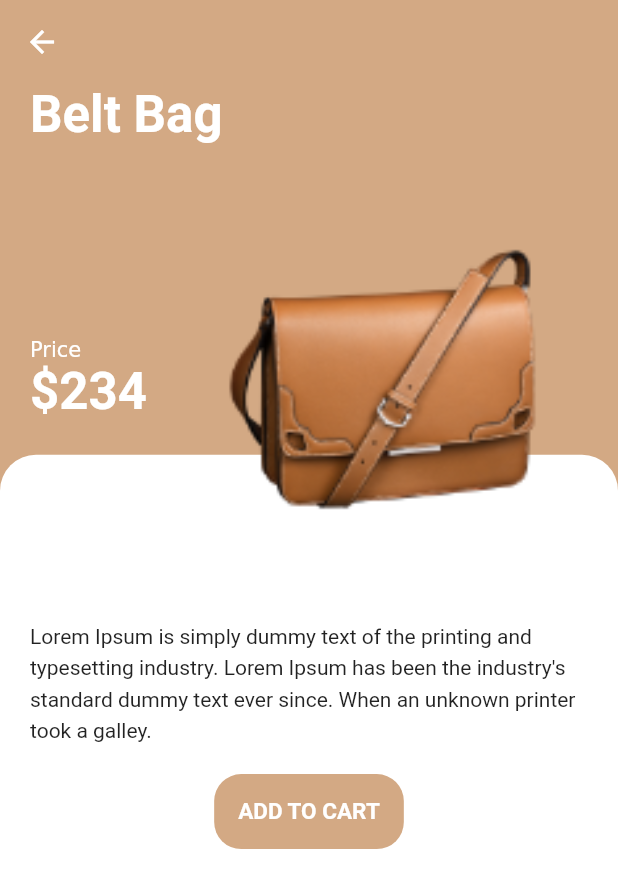
After one commit to erdemgonul/ecommerce-chain, a Flutter app: the HomePage screen opened directly, after a tap on "Belt Bag", on a phone screen of 412 x 824 dp. The commit adds this screen. Shown: the top 888 px of the screen. Run offline on Flutter 3.47's test engine with Material 2 defaults, Android fonts, the phone set to English and light mode, and no system bars; our stand-ins replace flutter_secure_storage, shared_preferences; accounts and stored records are empty.

Commit message:
productPage and homepage displaying products added

```diff
--- a/ecommerce_flutter/lib/home.dart
+++ b/ecommerce_flutter/lib/home.dart
@@ -1,5 +1,8 @@
 import 'dart:convert';
+import 'package:ecommerce_flutter/model/product.dart';
+import 'package:ecommerce_flutter/productCard.dart';
 import 'package:ecommerce_flutter/profile.dart';
+import 'package:ecommerce_flutter/screens/ProductPageScreen/productPage.dart';
 import 'package:flutter/cupertino.dart';
 import 'package:flutter/material.dart';
 import 'package:http/http.dart' as http;
@@ -8,15 +11,12 @@ import 'cartPage.dart';
 import 'login.dart';
 
 class HomePage extends StatelessWidget {
-  HomePage(this.jwt, this.payload);
+  HomePage();
 
-  factory HomePage.fromBase64(String jwt) => HomePage(
-      jwt,
-      json.decode(
-          ascii.decode(base64.decode(base64.normalize(jwt.split(".")[1])))));
 
-  final String jwt;
-  final Map<String, dynamic> payload;
+
+   String jwt;
+   Map<String, dynamic> payload;
 
   @override
   Widget build(BuildContext context) => Scaffold(
@@ -38,32 +38,34 @@ class HomePage extends StatelessWidget {
                         builder: (context) => ProfilePage(jwt, payload)));
               })
         ]),
-        body: Center(
-          child: FutureBuilder(
-              future:
-                  http.read('$SERVER_IP/data', headers: {"Authorization": jwt}),
-              builder: (context, snapshot) => snapshot.hasData
-                  ? Column(
-                      children: <Widget>[
-                        Text("${payload['username']}, here's the data:"),
-                        Text(snapshot.data,
-                            style: Theme.of(context).textTheme.display1)
-                      ],
-                    )
-                  : snapshot.hasError
-                      ? ElevatedButton(
-                          style: ButtonStyle(
-                              backgroundColor: MaterialStateProperty.all<Color>(
-                                  Colors.blue)),
-                          onPressed: () async {
-                            storage.deleteAll();
-                            Navigator.push(
-                                context,
-                                MaterialPageRoute(
-                                    builder: (context) => LoginPage()));
-                          },
-                          child: Text("Çıkış Yap"))
-                      : CircularProgressIndicator()),
-        ),
+        body:
+       Column(
+        crossAxisAlignment: CrossAxisAlignment.start,
+        children: <Widget>[
+          Expanded(
+            child: Padding(
+              padding: const EdgeInsets.symmetric(horizontal: 20),
+              child: GridView.builder(
+                  itemCount: products.length,
+                  gridDelegate: SliverGridDelegateWithFixedCrossAxisCount(
+                    crossAxisCount: 2,
+                    mainAxisSpacing: 20,
+                    crossAxisSpacing: 20,
+                    childAspectRatio: 0.75,
+                  ),
+                  itemBuilder: (context, index) => ProductCard(
+                    product: products[index],
+                    press: () => Navigator.push(
+                        context,
+                        MaterialPageRoute(
+                          builder: (context) => DetailsScreen(
+                            product: products[index],
+                          ),
+                        )),
+                  )),
+            ),
+          ),
+    ]
+       )
       );
 }
--- a/ecommerce_flutter/lib/login.dart
+++ b/ecommerce_flutter/lib/login.dart
@@ -137,12 +137,12 @@ class _LoginPageState extends State<LoginPage> {
           Map<String, dynamic> responseJson = json.decode(jwt);
           print(responseJson['jwt']);
           print(responseJson);
-          if(jwt != null) {
+          if(jwt != null && responseJson['error'] ==null) {
             storage.write(key: "jwt", value: jwt);
             Navigator.push(
                 context,
                 MaterialPageRoute(
-                    builder: (context) => HomePage.fromBase64(jwt)
+                    builder: (context) => HomePage()
                 )
             );
           } else {
--- a/ecommerce_flutter/lib/main.dart
+++ b/ecommerce_flutter/lib/main.dart
@@ -48,7 +48,7 @@ class MyApp extends StatelessWidget {
                               jwt[1]))));
                       if (DateTime.fromMillisecondsSinceEpoch(
                           payload["exp"] * 1000).isAfter(DateTime.now())) {
-                        return HomePage(str, payload);
+                        return HomePage();
                       } else {
                         return LoginPage();
                       }
--- a/ecommerce_flutter/lib/model/product.dart
+++ b/ecommerce_flutter/lib/model/product.dart
@@ -1,47 +1,71 @@
-import 'dart:convert';
+import 'package:flutter/material.dart';
 
-import 'package:flutter/foundation.dart';
-import 'package:http/http.dart' as http;
+class Product {
+  final String image, title, description;
+  final int price, size, id;
+  final Color color;
+  Product({
+    this.id,
+    this.image,
+    this.title,
+    this.price,
+    this.description,
+    this.size,
+    this.color,
+  });
+}
 
-class Product with ChangeNotifier{
-  final String id;
-  final String title;
-  final String description;
-  final double price;
-  final String imageUrl;
-  bool isFavorite;
+List<Product> products = [
+  Product(
+      id: 1,
+      title: "Office Code",
+      price: 234,
+      size: 12,
+      description: dummyText,
+      image: "assets/images/bag_1.png",
+      color: Color(0xFF3D82AE)),
+  Product(
+      id: 2,
+      title: "Belt Bag",
+      price: 234,
+      size: 8,
+      description: dummyText,
+      image: "assets/images/bag_2.png",
+      color: Color(0xFFD3A984)),
+  Product(
+      id: 3,
+      title: "Hang Top",
+      price: 234,
+      size: 10,
+      description: dummyText,
+      image: "assets/images/bag_3.png",
+      color: Color(0xFF989493)),
+  Product(
+      id: 4,
+      title: "Old Fashion",
+      price: 234,
+      size: 11,
+      description: dummyText,
+      image: "assets/images/bag_4.png",
+      color: Color(0xFFE6B398)),
+  Product(
+      id: 5,
+      title: "Office Code",
+      price: 234,
+      size: 12,
+      description: dummyText,
+      image: "assets/images/bag_5.png",
+      color: Color(0xFFFB7883)),
+  Product(
+    id: 6,
+    title: "Office Code",
+    price: 234,
+    size: 12,
+    description: dummyText,
+    image: "assets/images/bag_6.png",
+    color: Color(0xFFAEAEAE),
+  ),
+];
 
-  Product({
-    @required this.id,
-    @required this.title,
-    @required this.description,
-    @required this.price,
-    @required this.imageUrl,
-    this.isFavorite = false,
-  });
-
-  void _setFavValue(bool newValue) {
-    isFavorite = newValue;
-    notifyListeners();
-  }
-
-  Future<void> toggleFavorite(String token, String userId) async {
-    final oldStatus = isFavorite;
-    isFavorite = !isFavorite;
-    notifyListeners();
-
-    final url = 'https://flutter-shop-app-b3619.firebaseio.com/userFavorite/$userId/$id.json?auth=$token';
-
-    try {
-      final response = await http.put(
-          url,
-          body: json.encode(isFavorite)
-      );
-      if(response.statusCode >= 400) {
-        _setFavValue(oldStatus);
-      }
-    } catch (error) {
-      _setFavValue(oldStatus);
-    }
-  }
-}
+String dummyText =
+    "Lorem Ipsum is simply dummy text of the printing and typesetting industry. Lorem Ipsum has been the industry's standard dummy text ever since. When an unknown printer took a galley.";
--- /dev/null
+++ b/ecommerce_flutter/lib/productCard.dart
@@ -0,0 +1,48 @@
+import 'package:flutter/material.dart';
+import 'model/product.dart';
+
+class ProductCard extends StatelessWidget {
+  final Product product;
+  final Function press;
+  const ProductCard({
+    Key key,
+    this.product,
+    this.press,
+  }) : super(key: key);
+
+  @override
+  Widget build(BuildContext context) {
+    return GestureDetector(
+      onTap: press,
+      child: Column(
+        crossAxisAlignment: CrossAxisAlignment.start,
+        children: <Widget>[
+          Expanded(
+            child: Container(
+              padding: EdgeInsets.all(20.0),
+              decoration: BoxDecoration(
+                color: Colors.white,
+                borderRadius: BorderRadius.circular(16),
+              ),
+              child: Hero(
+                tag: "${product.id}",
+                child: Image.asset(product.image),
+              ),
+            ),
+          ),
+          Padding(
+            padding: const EdgeInsets.symmetric(vertical: 20.0 / 4),
+            child: Text(
+              product.title,
+              style: TextStyle(color: Colors.black87),
+            ),
+          ),
+          Text(
+            "\$${product.price}",
+            style: TextStyle(fontWeight: FontWeight.bold),
+          )
+        ],
+      ),
+    );
+  }
+}
--- /dev/null
+++ b/ecommerce_flutter/lib/screens/ProductPageScreen/productPage.dart
@@ -0,0 +1,31 @@
+import 'package:ecommerce_flutter/screens/ProductPageScreen/productPageBody.dart';
+import 'package:flutter/material.dart';
+
+import '../../model/product.dart';
+
+class DetailsScreen extends StatelessWidget {
+  final Product product;
+
+  const DetailsScreen({Key key, this.product}) : super(key: key);
+  @override
+  Widget build(BuildContext context) {
+    return Scaffold(
+      // each product have a color
+      backgroundColor: product.color,
+      appBar: buildAppBar(context),
+      body: Body(product: product),
+    );
+  }
+
+  AppBar buildAppBar(BuildContext context) {
+    return AppBar(
+      backgroundColor: product.color,
+      elevation: 0,
+      actions: <Widget>[
+
+
+
+      ],
+    );
+  }
+}
--- /dev/null
+++ b/ecommerce_flutter/lib/screens/ProductPageScreen/productPageBody.dart
@@ -0,0 +1,72 @@
+import 'package:ecommerce_flutter/model/product.dart';
+import 'package:ecommerce_flutter/screens/ProductPageScreen/productPageTitle.dart';
+import 'package:flutter/material.dart';
+
+
+class Body extends StatelessWidget {
+  final Product product;
+
+  const Body({Key key, this.product}) : super(key: key);
+  @override
+  Widget build(BuildContext context) {
+    Size size = MediaQuery.of(context).size;
+    return SingleChildScrollView(
+      child: Column(
+        children: <Widget>[
+          SizedBox(
+            height: size.height,
+            child: Stack(
+              children: <Widget>[
+                Container(
+                  margin: EdgeInsets.only(top: size.height * 0.3),
+                  padding: EdgeInsets.only(
+                    top: size.height * 0.12,
+                    left: 20,
+                    right: 20,
+                  ),
+                  decoration: BoxDecoration(
+                    color: Colors.white,
+                    borderRadius: BorderRadius.only(
+                      topLeft: Radius.circular(24),
+                      topRight: Radius.circular(24),
+                    ),
+                  ),
+                  child: Column(
+                    children: <Widget>[
+
+                      SizedBox(height: 10),
+                      Text(
+                        product.description,
+                        style: TextStyle(height: 1.5),
+                      ),
+                      SizedBox(height: 10),
+                      SizedBox(height: 10),
+                      SizedBox(
+                        height: 50,
+                        child: FlatButton(
+                          shape: RoundedRectangleBorder(
+                              borderRadius: BorderRadius.circular(18)),
+                          color: product.color,
+                          onPressed: () {},
+                          child: Text(
+                            "Add To Cart".toUpperCase(),
+                            style: TextStyle(
+                              fontSize: 15,
+                              fontWeight: FontWeight.bold,
+                              color: Colors.white,
+                            ),
+                          ),
+                        ),
+                      ),
+                    ],
+                  ),
+                ),
+                ProductTitleWithImage(product: product)
+              ],
+            ),
+          )
+        ],
+      ),
+    );
+  }
+}
--- /dev/null
+++ b/ecommerce_flutter/lib/screens/ProductPageScreen/productPageTitle.dart
@@ -0,0 +1,58 @@
+import 'package:ecommerce_flutter/model/product.dart';
+import 'package:flutter/material.dart';
+
+
+class ProductTitleWithImage extends StatelessWidget {
+  const ProductTitleWithImage({
+    Key key,
+    @required this.product,
+  }) : super(key: key);
+
+  final Product product;
+
+  @override
+  Widget build(BuildContext context) {
+    return Padding(
+      padding: const EdgeInsets.symmetric(horizontal: 20),
+      child: Column(
+        crossAxisAlignment: CrossAxisAlignment.start,
+        children: <Widget>[
+          Text(
+            product.title,
+            style: Theme.of(context)
+                .textTheme
+                .headline4
+                .copyWith(color: Colors.white, fontWeight: FontWeight.bold),
+          ),
+          SizedBox(height: 20),
+          Row(
+            children: <Widget>[
+              RichText(
+                text: TextSpan(
+                  children: [
+                    TextSpan(text: "Price\n"),
+                    TextSpan(
+                      text: "\$${product.price}",
+                      style: Theme.of(context).textTheme.headline4.copyWith(
+                          color: Colors.white, fontWeight: FontWeight.bold),
+                    ),
+                  ],
+                ),
+              ),
+              SizedBox(width: 20),
+              Expanded(
+                child: Hero(
+                  tag: "${product.id}",
+                  child: Image.asset(
+                    product.image,
+                    fit: BoxFit.fill,
+                  ),
+                ),
+              )
+            ],
+          )
+        ],
+      ),
+    );
+  }
+}
--- a/ecommerce_flutter/pubspec.yaml
+++ b/ecommerce_flutter/pubspec.yaml
@@ -48,7 +48,8 @@ flutter:
   # included with your application, so that you can use the icons in
   # the material Icons class.
   uses-material-design: true
-
+  assets:
+    - assets/images/
   # To add assets to your application, add an assets section, like this:
   # assets:
   #   - images/a_dot_burr.jpeg
```
Also changed, not shown: ecommerce_flutter/lib/cartMockData.dart (deleted, +0 -37 lines), ecommerce_flutter/lib/profile.dart (+27 -14 lines), ecommerce_flutter/assets/images/bag_1.png (added), ecommerce_flutter/assets/images/bag_2.png (added), ecommerce_flutter/assets/images/bag_3.png (added), ecommerce_flutter/assets/images/bag_4.png (added), ecommerce_flutter/assets/images/bag_5.png (added), ecommerce_flutter/assets/images/bag_6.png (added).
